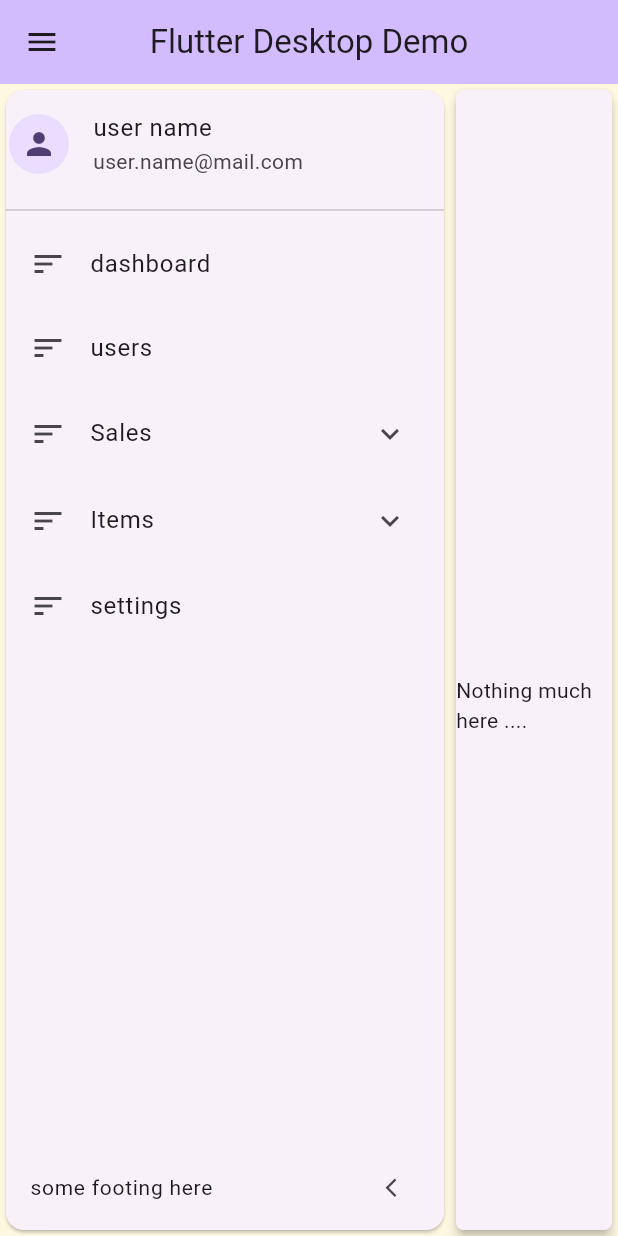
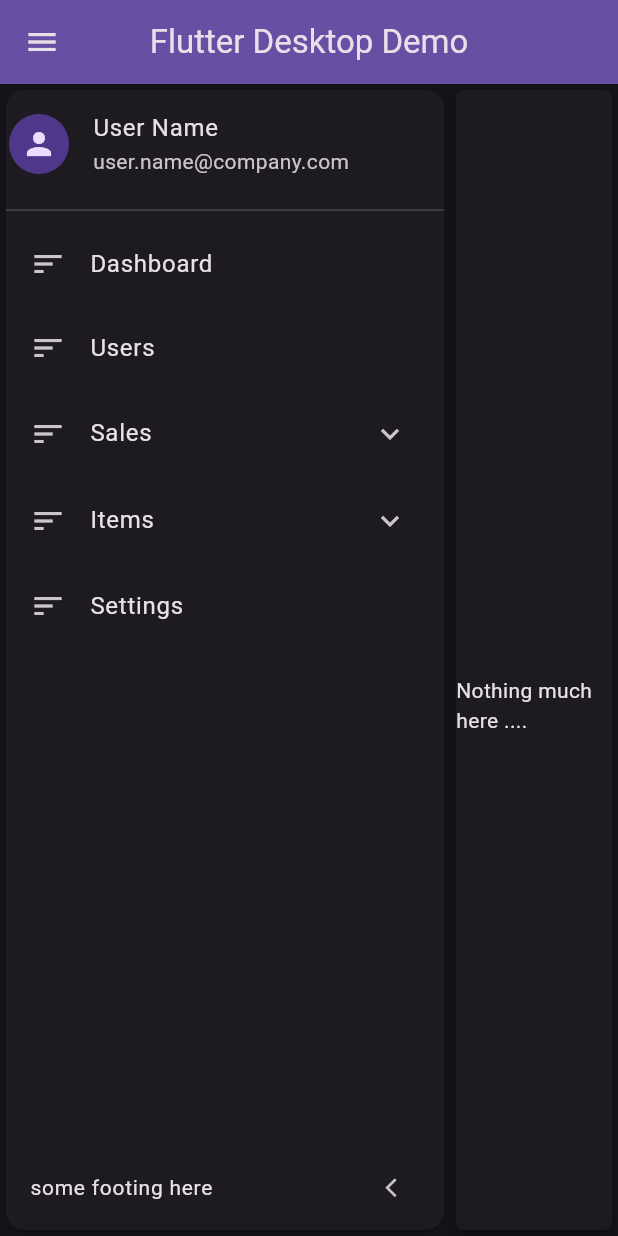
Before and after one commit to muchirajunior/flutter-desktop, a Flutter app: the screen it shows after launch, on a phone screen of 412 x 824 dp. Run offline on Flutter 3.47's test engine with Material 3 defaults, Android fonts, the phone set to English and light mode, and no system bars.

Commit message:
naming updates

```diff
--- a/lib/layout/side_navbar/side_navbar.dart
+++ b/lib/layout/side_navbar/side_navbar.dart
@@ -19,8 +19,8 @@ class _SideNavBarState extends State<SideNavBar> {
             const ListTile(
               contentPadding: EdgeInsets.symmetric(horizontal: 2),
               leading: CircleAvatar(child: Icon(Icons.person)),
-              title: Text("user name"),
-              subtitle: Text("user.name@mail.com"),
+              title: Text("User Name"),
+              subtitle: Text("user.name@company.com"),
             ),
             const Divider(),
             Expanded(
--- a/lib/main.dart
+++ b/lib/main.dart
@@ -28,7 +28,7 @@ class MyApp extends StatelessWidget {
         ),
       ),
 
-      themeMode: ThemeMode.light,
+      themeMode: ThemeMode.dark,
 
       home: const Home()
     );
--- a/lib/utils/utils.dart
+++ b/lib/utils/utils.dart
@@ -11,35 +11,35 @@ import 'package:flutter_desktop/models/tab_model.dart';
 class Utils{
   static final navKey = GlobalKey<NavigatorState>();
   static final List<Navigation> navigations=[
-    Navigation(title: 'dashboard',tab: const Dashboard()),
-    Navigation(title: 'users',tab: const Users()),
+    Navigation(title: 'Dashboard',tab: const Dashboard()),
+    Navigation(title: 'Users',tab: const Users()),
     Navigation(
       title: 'Sales',
       tab: const TabSample(title: 'Sales',),
       children: [
-        Navigation(title: 'orders',tab: const TabSample(title: 'Orders',),selected: true),
-        Navigation(title: 'invoice',tab: const TabSample(title: 'Invoices',))
+        Navigation(title: 'Orders',tab: const TabSample(title: 'Orders',),selected: true),
+        Navigation(title: 'Invoice',tab: const TabSample(title: 'Invoices',))
       ]
     ),
      Navigation(
       title: 'Items',
       tab: const TabSample(title: 'Items',),
       children: [
-        Navigation(title: 'itemdata',tab: const TabSample(title: 'Items tab',)),
+        Navigation(title: 'Itemdata',tab: const TabSample(title: 'Items tab',)),
         Navigation(
-          title: 'documents',
+          title: 'Documents',
           tab: const TabSample(title: 'docs',),
           children: [
-            Navigation(title: 'transfer request',tab: const TabSample(title: 'request tab',)),
-            Navigation(title: 'inventory transfer',tab: const TabSample(title: 'transfer tab',)),
-            Navigation(title: 'inventory request',tab: const TabSample(title: 'transfer tab',)),
-            Navigation(title: 'inventory posting',tab: const TabSample(title: 'transfer tab',)),
-            Navigation(title: 'inventory update',tab: const TabSample(title: 'transfer tab',)),
+            Navigation(title: 'Transfer Request',tab: const TabSample(title: 'Request tab',)),
+            Navigation(title: 'Inventory Transfer',tab: const TabSample(title: 'Transfer tab',)),
+            Navigation(title: 'Inventory Request',tab: const TabSample(title: 'Transfer tab',)),
+            Navigation(title: 'Inventory Posting',tab: const TabSample(title: 'Transfer tab',)),
+            Navigation(title: 'Inventory Update',tab: const TabSample(title: 'Transfer tab',)),
           ]
           )
       ]
     ),
-    Navigation(title: 'settings',tab: const TabSample(title: 'settings',)),
+    Navigation(title: 'Settings',tab: const TabSample(title: 'Settings tab',)),
   ];
 
   static final navigationController = ValueNotifier<NavController>(NavController(
@@ -51,7 +51,7 @@ class Utils{
   static void addTab(Navigation navigation){
     var results=navigationController.value.tabs.where((element) => element.title==navigation.title);
     if(results.isNotEmpty){
-      log("a similar tab exist");
+      log("A similar tab exist");
       navigationController.value.currentTabIndex = navigationController.value.tabs.indexOf(results.first);
       navigationController.value = NavController(
         currentTabIndex: navigationController.value.tabs.indexOf(results.first),
```
